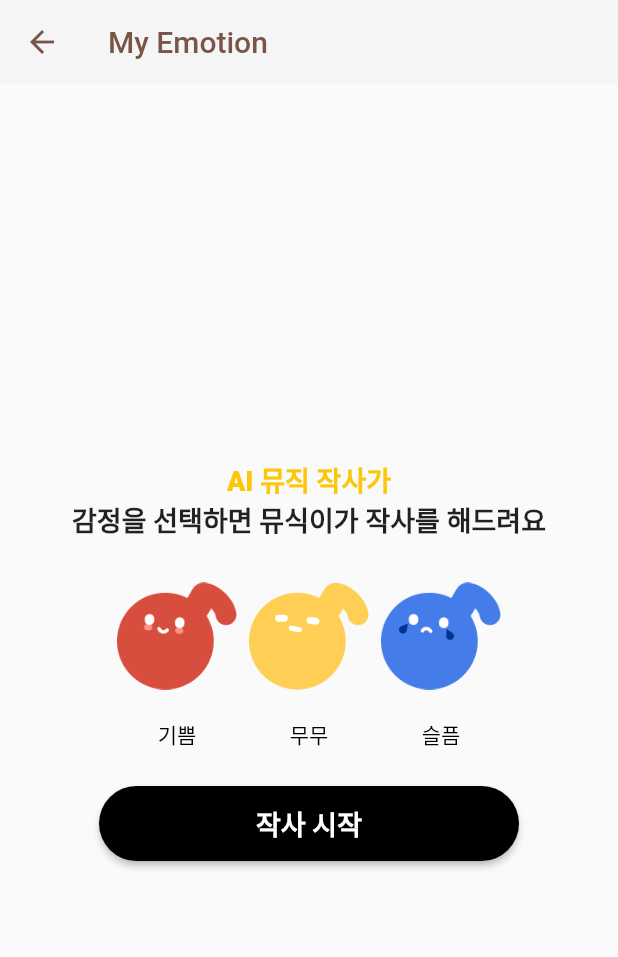
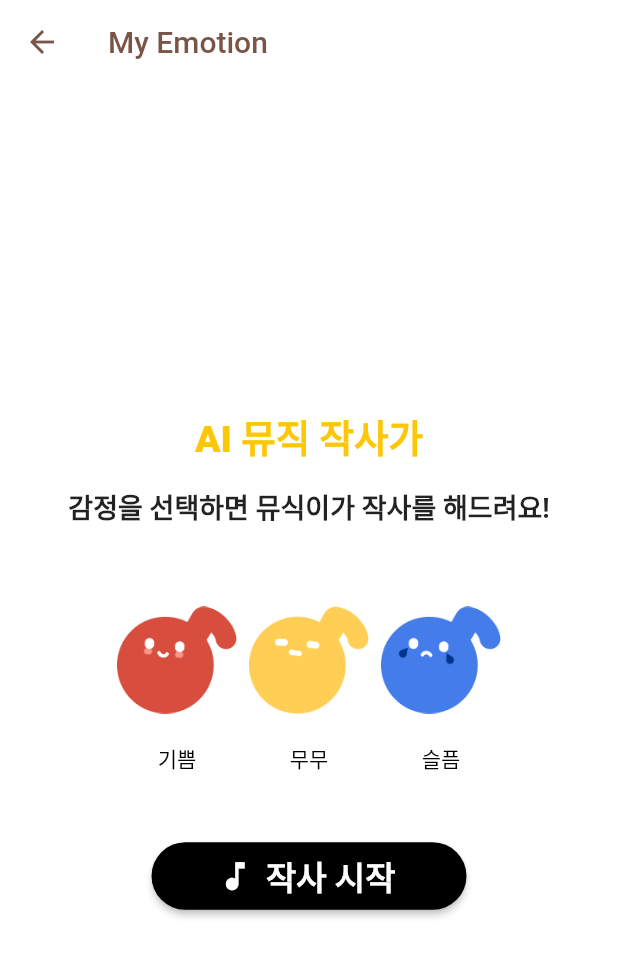
Before and after one commit to python-project-3Joe/Musik, a Flutter app: the DiaryHome screen opened by its route, after a tap on "작사 하기", on a phone screen of 412 x 824 dp. Shown: the top 957 px of the screen. Run offline on Flutter 3.47's test engine with Material 2 defaults, Android fonts, the phone set to English and light mode, and no system bars; our stand-ins replace animated_splash_screen, pie_chart, table_calendar; missing offline and left inert: dart:ffi; network calls fail.

Commit message:
UI update 8/9

```diff
--- a/musik/lib/view/diaryadd.dart
+++ b/musik/lib/view/diaryadd.dart
@@ -48,10 +48,10 @@ class _DiaryAddState extends State<DiaryAdd> {
   Widget build(BuildContext context) {
     return Scaffold(
       resizeToAvoidBottomInset: false,
-      backgroundColor: Colors.grey[100],
+      backgroundColor: Colors.white,
       appBar: AppBar(
         title: const Text('My Emotion Diary'),
-        backgroundColor: Colors.grey[100],
+        backgroundColor: Colors.white,
         foregroundColor: Colors.brown,
         elevation: 0,
       ),
--- a/musik/lib/view/diaryhome.dart
+++ b/musik/lib/view/diaryhome.dart
@@ -28,6 +28,7 @@ class _DiaryHomeState extends State<DiaryHome> {
   @override
   Widget build(BuildContext context) {
     return Scaffold(
+      backgroundColor: Colors.white,
       body: Center(
         child: Padding(
           padding: const EdgeInsets.fromLTRB(30, 0, 0, 0),
@@ -90,9 +91,9 @@ class _DiaryHomeState extends State<DiaryHome> {
                 child: Row(
                   mainAxisAlignment: MainAxisAlignment.end,
                   children: [
-                    ElevatedButton(
+                    ElevatedButton.icon(
                       style: ElevatedButton.styleFrom(
-                        fixedSize: const Size(200, 30),
+                        fixedSize: const Size(150, 30),
                         primary: Colors.black,
                         shape: RoundedRectangleBorder(
                           borderRadius: BorderRadius.circular(10),
@@ -108,13 +109,18 @@ class _DiaryHomeState extends State<DiaryHome> {
                           ),
                         );
                       },
-                      child: const Text(
+                      label: const Text(
                         '기록하기',
                         style: TextStyle(
                           fontWeight: FontWeight.w900,
                           color: Colors.white,
                           fontSize: 15,
                         ),
+                      ),
+                      icon: Icon(
+                        Icons.note_add_rounded,
+                        size: 25,
+                        color: Colors.white,
                       ),
                     ),
                   ],
@@ -253,9 +259,9 @@ class _DiaryHomeState extends State<DiaryHome> {
                 child: Row(
                   mainAxisAlignment: MainAxisAlignment.end,
                   children: [
-                    ElevatedButton(
+                    ElevatedButton.icon(
                       style: ElevatedButton.styleFrom(
-                        fixedSize: const Size(200, 30),
+                        fixedSize: const Size(150, 30),
                         primary: Colors.black,
                         shape: RoundedRectangleBorder(
                           borderRadius: BorderRadius.circular(10),
@@ -265,13 +271,18 @@ class _DiaryHomeState extends State<DiaryHome> {
                         Navigator.pop(context);
                         Navigator.pushNamed(context, '/selectEmotion');
                       },
-                      child: const Text(
+                      label: const Text(
                         '작사 하기',
                         style: TextStyle(
                           fontWeight: FontWeight.w900,
                           color: Colors.white,
                           fontSize: 15,
                         ),
+                      ),
+                      icon: Icon(
+                        Icons.music_note,
+                        size: 25,
+                        color: Colors.white,
                       ),
                     ),
                   ],
--- a/musik/lib/view/select_emotion.dart
+++ b/musik/lib/view/select_emotion.dart
@@ -29,9 +29,10 @@ class _SelectEmotionState extends State<SelectEmotion> {
   @override
   Widget build(BuildContext context) {
     return Scaffold(
+      backgroundColor: Colors.white,
       appBar: AppBar(
         title: const Text('My Emotion'),
-        backgroundColor: Colors.grey[100],
+        backgroundColor: Colors.white,
         foregroundColor: Colors.brown,
         elevation: 0,
       ),
@@ -43,19 +44,22 @@ class _SelectEmotionState extends State<SelectEmotion> {
               'AI 뮤직 작사가',
               style: TextStyle(
                 fontWeight: FontWeight.w900,
-                fontSize: 18,
+                fontSize: 25,
                 color: Color.fromARGB(255, 252, 199, 9),
               ),
             ),
+            const SizedBox(
+              height: 15,
+            ),
             const Text(
-              '감정을 선택하면 뮤식이가 작사를 해드려요',
+              '감정을 선택하면 뮤식이가 작사를 해드려요!',
               style: TextStyle(
-                fontWeight: FontWeight.w900,
+                fontWeight: FontWeight.w700,
                 fontSize: 18,
               ),
             ),
             const SizedBox(
-              height: 15,
+              height: 40,
             ),
             Row(
                 mainAxisAlignment: MainAxisAlignment.center,
@@ -66,7 +70,7 @@ class _SelectEmotionState extends State<SelectEmotion> {
                       onTap: () {
                         setState(() {
                           emotionPath = 'images/joy.png';
-                        emotion = 'happy';
+                          emotion = '기쁨';
                         });
                       },
                       child: Column(
@@ -82,9 +86,9 @@ class _SelectEmotionState extends State<SelectEmotion> {
                           Text(
                             // 이미지 이름
                             '기쁨',
-                          style: emotion == 'happy'
+                            style: emotion == '기쁨'
                                 ? const TextStyle(
-                                  color: Colors.green,
+                                    color: Colors.red,
                                     fontWeight: FontWeight.bold)
                                 : const TextStyle(
                                     color: Colors.black,
@@ -100,7 +104,7 @@ class _SelectEmotionState extends State<SelectEmotion> {
                       onTap: () {
                         setState(() {
                           emotionPath = 'images/dumdum.png';
-                        emotion = "Indifference";
+                          emotion = '무무';
                         });
                       },
                       child: Column(
@@ -116,9 +120,9 @@ class _SelectEmotionState extends State<SelectEmotion> {
                           Text(
                             // 이미지 이름
                             '무무',
-                          style: emotion == 'Indifference'
+                            style: emotion == '무무'
                                 ? const TextStyle(
-                                  color: Colors.green,
+                                    color: Colors.amber,
                                     fontWeight: FontWeight.bold)
                                 : const TextStyle(
                                     color: Colors.black,
@@ -134,7 +138,7 @@ class _SelectEmotionState extends State<SelectEmotion> {
                       onTap: () {
                         setState(() {
                           emotionPath = 'images/sad.png';
-                        emotion = "sad";
+                          emotion = '슬픔';
                         });
                       },
                       child: Column(
@@ -150,9 +154,9 @@ class _SelectEmotionState extends State<SelectEmotion> {
                           Text(
                             // 이미지 이름
                             '슬픔',
-                          style: emotion == 'sad'
+                            style: emotion == '슬픔'
                                 ? const TextStyle(
-                                  color: Colors.green,
+                                    color: Colors.blueAccent,
                                     fontWeight: FontWeight.bold)
                                 : const TextStyle(
                                     color: Colors.black,
@@ -165,14 +169,14 @@ class _SelectEmotionState extends State<SelectEmotion> {
                 ],
               ),
             const SizedBox(
-              height: 20,
+              height: 40,
             ),
-            ElevatedButton(
+            ElevatedButton.icon(
               style: ElevatedButton.styleFrom(
-                fixedSize: const Size(280, 50),
+              fixedSize: const Size(210, 45),
               primary: Colors.black,
               shape: RoundedRectangleBorder(
-                  borderRadius: BorderRadius.circular(30),
+                      borderRadius: BorderRadius.circular(25),
                   ),
                 ),
               onPressed: () {
@@ -180,13 +184,18 @@ class _SelectEmotionState extends State<SelectEmotion> {
                 getJSONData();
                 Navigator.pushNamed(context, '/Splashscreen_lyrics');
               },
-              child: const Text(
+                      label: const Text(
                         '작사 시작',
                         style: TextStyle(
                           fontWeight: FontWeight.w900,
                           color: Colors.white,
-                  fontSize: 18,
+                          fontSize: 22,
                         ),
+                      ),
+                      icon: Icon(
+                        Icons.music_note,
+                        size: 25,
+                        color: Colors.white,
                       ),
                     ),
           ],
```
Lines whose indentation alone changed are shown as unchanged.
